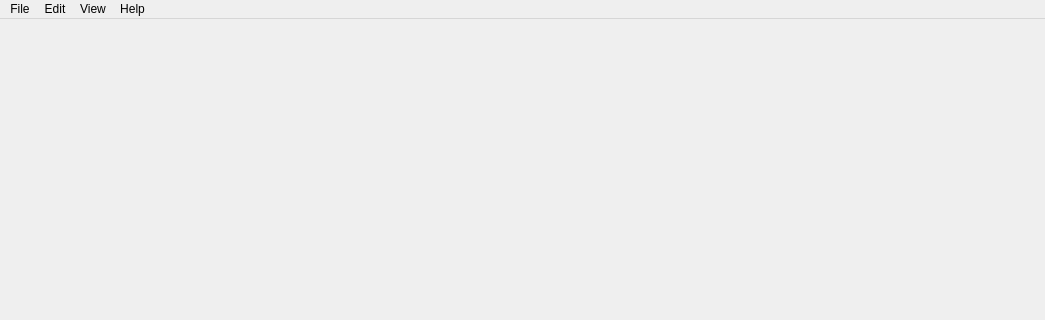
Before: the Qt Designer form ui/Main.ui in ShengbingZhou/register, drawn with Qt 5; both pictures show x 0 to 1045 and y 0 to 320 of the 1045 by 749 pixel window.
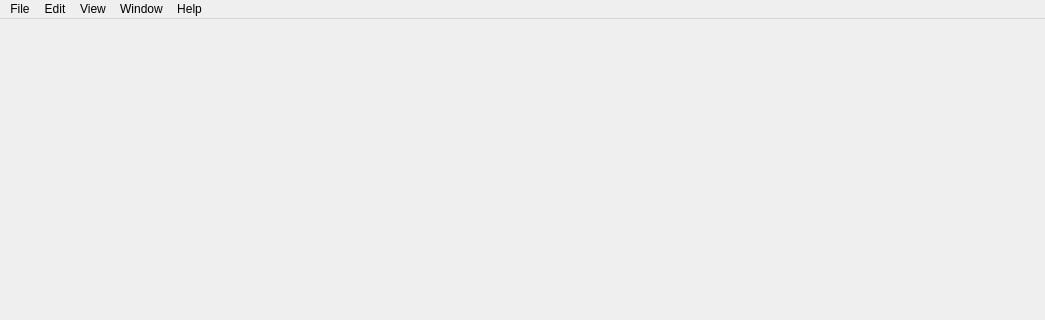
After: the same form once the commit is applied.

Commit message: add register access log window

```diff
--- a/ui/Main.ui
+++ b/ui/Main.ui
@@ -39,7 +39,7 @@
      <x>0</x>
      <y>0</y>
      <width>1045</width>
-     <height>20</height>
+     <height>22</height>
     </rect>
    </property>
    <widget class="QMenu" name="menuFile">
@@ -90,9 +90,16 @@
     <addaction name="actionDesignView"/>
     <addaction name="actionDebugView"/>
    </widget>
+   <widget class="QMenu" name="menuWindow">
+    <property name="title">
+     <string>Window</string>
+    </property>
+    <addaction name="actionRegister_Access_Log"/>
+   </widget>
    <addaction name="menuFile"/>
    <addaction name="menuEdit"/>
    <addaction name="menuView"/>
+   <addaction name="menuWindow"/>
    <addaction name="menuHelp"/>
   </widget>
   <widget class="QStatusBar" name="statusbar"/>
```
Left out of the diff: 5 changed lines with no effect on the pictures. The commit also changes 3 other files.
